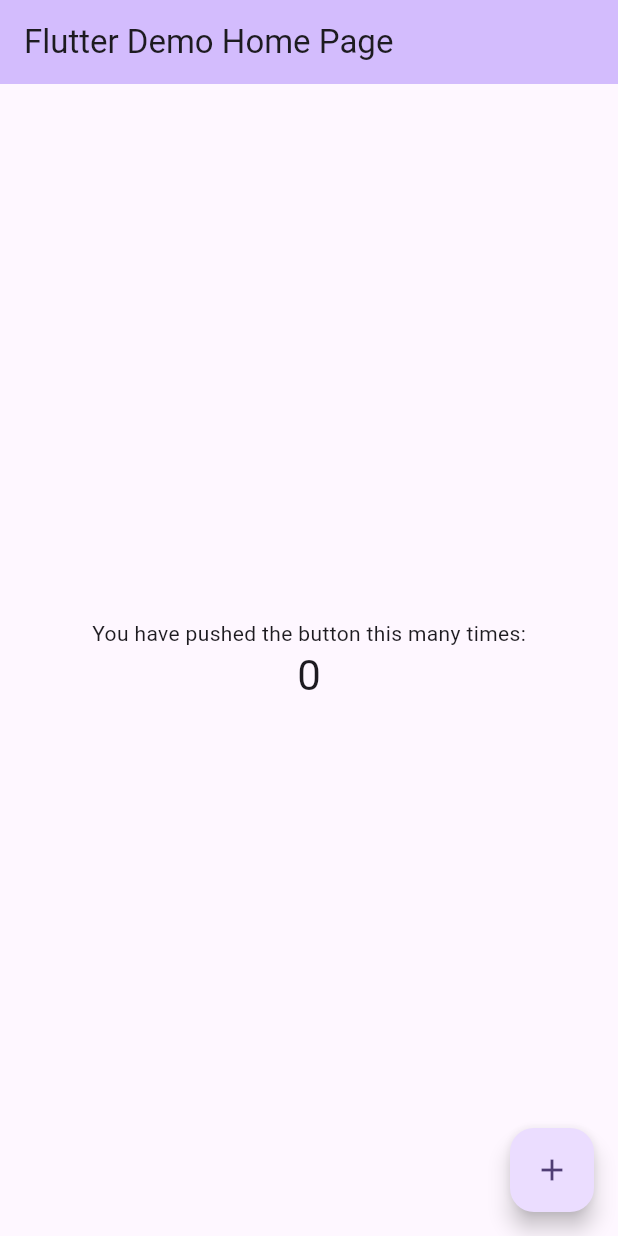
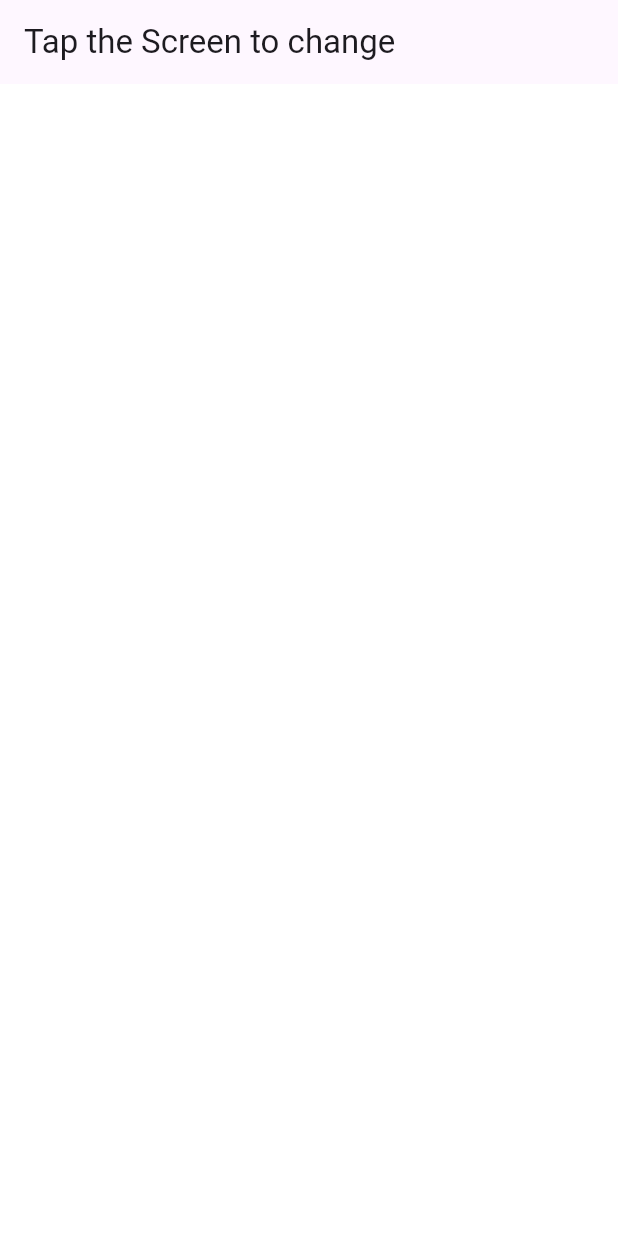
Before and after one commit to Marach8/FlutterStateManagementPracticeProject_Inherited_Widget, a Flutter app: the screen it shows after launch, on a phone screen of 412 x 824 dp. Run offline on Flutter 3.47's test engine with Material 3 defaults, Android fonts, the phone set to English and light mode, and no system bars.

Commit message:
Screen setup

```diff
--- a/inherited_widget_practice/lib/main.dart
+++ b/inherited_widget_practice/lib/main.dart
@@ -1,125 +1,48 @@
 import 'package:flutter/material.dart';
 
-void main() {
+
+void main(){
   runApp(const MyApp());
 }
+
 
 class MyApp extends StatelessWidget {
   const MyApp({super.key});
 
-  // This widget is the root of your application.
   @override
   Widget build(BuildContext context) {
     return MaterialApp(
-      title: 'Flutter Demo',
+      debugShowCheckedModeBanner: false,
       theme: ThemeData(
-        // This is the theme of your application.
-        //
-        // TRY THIS: Try running your application with "flutter run". You'll see
-        // the application has a purple toolbar. Then, without quitting the app,
-        // try changing the seedColor in the colorScheme below to Colors.green
-        // and then invoke "hot reload" (save your changes or press the "hot
-        // reload" button in a Flutter-supported IDE, or press "r" if you used
-        // the command line to start the app).
-        //
-        // Notice that the counter didn't reset back to zero; the application
-        // state is not lost during the reload. To reset the state, use hot
-        // restart instead.
-        //
-        // This works for code too, not just values: Most code changes can be
-        // tested with just a hot reload.
-        colorScheme: ColorScheme.fromSeed(seedColor: Colors.deepPurple),
         useMaterial3: true,
+        primarySwatch: Colors.blue,
       ),
-      home: const MyHomePage(title: 'Flutter Demo Home Page'),
+      home: const MyHomepage(),
     );
   }
 }
 
-class MyHomePage extends StatefulWidget {
-  const MyHomePage({super.key, required this.title});
 
-  // This widget is the home page of your application. It is stateful, meaning
-  // that it has a State object (defined below) that contains fields that affect
-  // how it looks.
-
-  // This class is the configuration for the state. It holds the values (in this
-  // case the title) provided by the parent (in this case the App widget) and
-  // used by the build method of the State. Fields in a Widget subclass are
-  // always marked "final".
-
-  final String title;
+class MyHomepage extends StatefulWidget {
+  const MyHomepage({super.key});
 
   @override
-  State<MyHomePage> createState() => _MyHomePageState();
+  State<MyHomepage> createState() => _MyHomepageState();
 }
 
-class _MyHomePageState extends State<MyHomePage> {
-  int _counter = 0;
-
-  void _incrementCounter() {
-    setState(() {
-      // This call to setState tells the Flutter framework that something has
-      // changed in this State, which causes it to rerun the build method below
-      // so that the display can reflect the updated values. If we changed
-      // _counter without calling setState(), then the build method would not be
-      // called again, and so nothing would appear to happen.
-      _counter++;
-    });
-  }
-
+class _MyHomepageState extends State<MyHomepage> {
+  String title = 'Tap the Screen to change';
   @override
   Widget build(BuildContext context) {
-    // This method is rerun every time setState is called, for instance as done
-    // by the _incrementCounter method above.
-    //
-    // The Flutter framework has been optimized to make rerunning build methods
-    // fast, so that you can just rebuild anything that needs updating rather
-    // than having to individually change instances of widgets.
     return Scaffold(
-      appBar: AppBar(
-        // TRY THIS: Try changing the color here to a specific color (to
-        // Colors.amber, perhaps?) and trigger a hot reload to see the AppBar
-        // change color while the other colors stay the same.
-        backgroundColor: Theme.of(context).colorScheme.inversePrimary,
-        // Here we take the value from the MyHomePage object that was created by
-        // the App.build method, and use it to set our appbar title.
-        title: Text(widget.title),
-      ),
-      body: Center(
-        // Center is a layout widget. It takes a single child and positions it
-        // in the middle of the parent.
-        child: Column(
-          // Column is also a layout widget. It takes a list of children and
-          // arranges them vertically. By default, it sizes itself to fit its
-          // children horizontally, and tries to be as tall as its parent.
-          //
-          // Column has various properties to control how it sizes itself and
-          // how it positions its children. Here we use mainAxisAlignment to
-          // center the children vertically; the main axis here is the vertical
-          // axis because Columns are vertical (the cross axis would be
-          // horizontal).
-          //
-          // TRY THIS: Invoke "debug painting" (choose the "Toggle Debug Paint"
-          // action in the IDE, or press "p" in the console), to see the
-          // wireframe for each widget.
-          mainAxisAlignment: MainAxisAlignment.center,
-          children: <Widget>[
-            const Text(
-              'You have pushed the button this many times:',
-            ),
-            Text(
-              '$_counter',
-              style: Theme.of(context).textTheme.headlineMedium,
-            ),
-          ],
-        ),
-      ),
-      floatingActionButton: FloatingActionButton(
-        onPressed: _incrementCounter,
-        tooltip: 'Increment',
-        child: const Icon(Icons.add),
-      ), // This trailing comma makes auto-formatting nicer for build methods.
+      backgroundColor: Colors.white60,
+      appBar: AppBar(title: Text(title)),
+      body: GestureDetector(
+        onTap: (){},
+        child: Container(
+          color: Colors.white
+        )
+      )
     );
   }
 }
```
